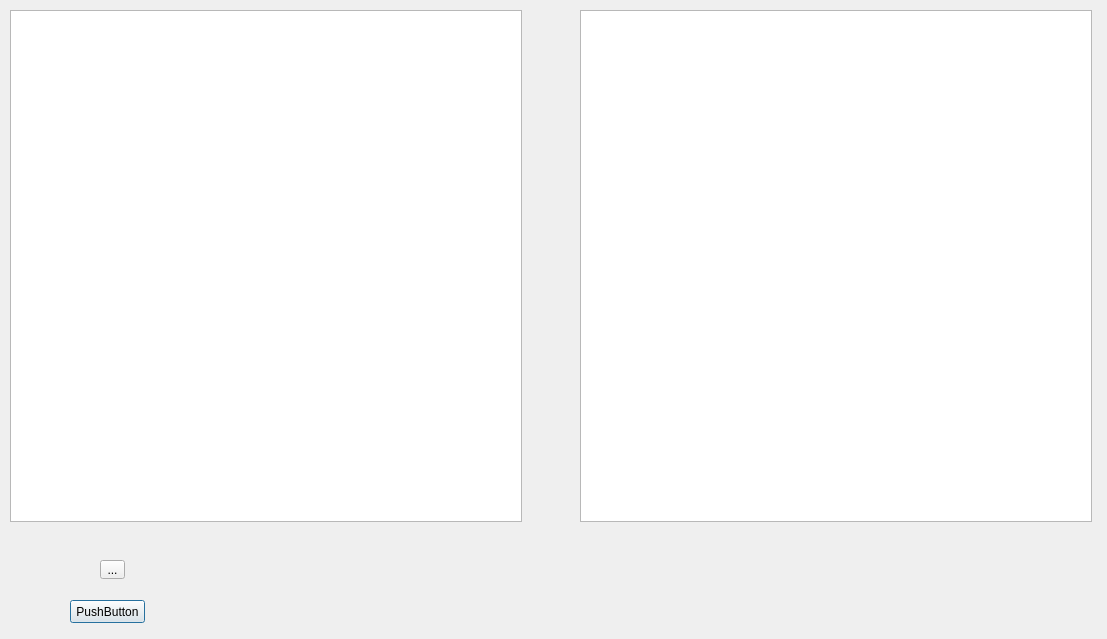
Before: the Qt Designer form ui/layout.ui in trtz/jackal, drawn with Qt 5.
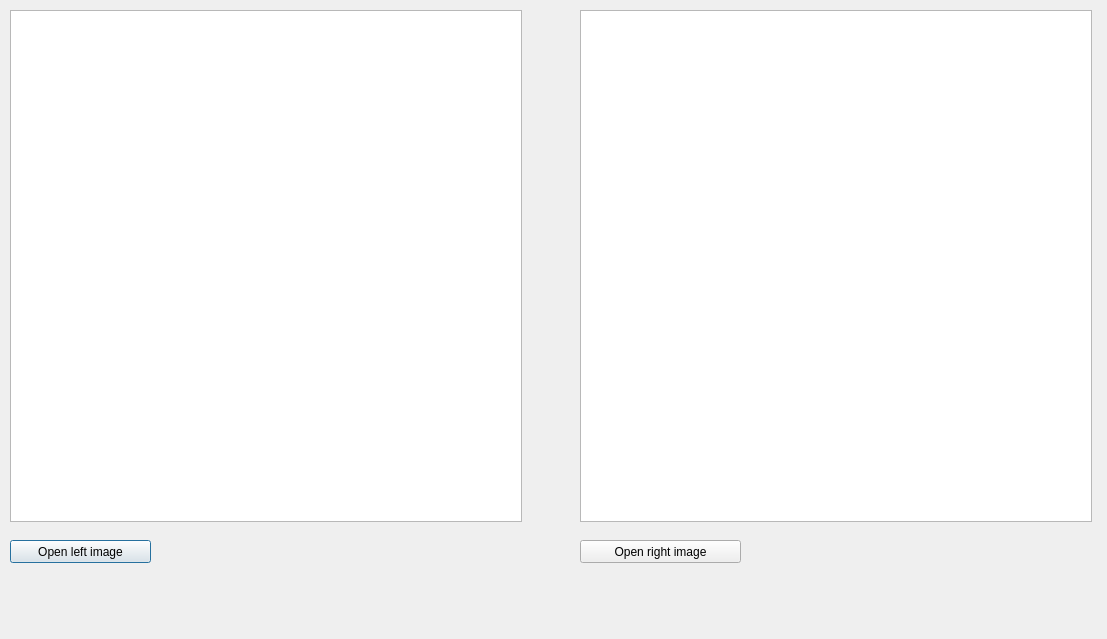
After: the same form once the commit is applied.

What changed in the file:
```diff
--- a/ui/layout.ui
+++ b/ui/layout.ui
@@ -33,30 +33,30 @@
     </rect>
    </property>
   </widget>
-  <widget class="QToolButton" name="toolButton">
+  <widget class="QPushButton" name="open_button_left">
    <property name="geometry">
     <rect>
-     <x>100</x>
-     <y>560</y>
-     <width>25</width>
-     <height>19</height>
+     <x>10</x>
+     <y>540</y>
+     <width>141</width>
+     <height>23</height>
     </rect>
    </property>
    <property name="text">
-    <string>...</string>
+    <string>Open left image</string>
    </property>
   </widget>
   <widget class="QPushButton" name="pushButton">
    <property name="geometry">
     <rect>
-     <x>70</x>
-     <y>600</y>
-     <width>75</width>
+     <x>580</x>
+     <y>540</y>
+     <width>161</width>
      <height>23</height>
     </rect>
    </property>
    <property name="text">
-    <string>PushButton</string>
+    <string>Open right image</string>
    </property>
   </widget>
  </widget>
```
Left out of the diff: 2 changed lines with no effect on the pictures.
